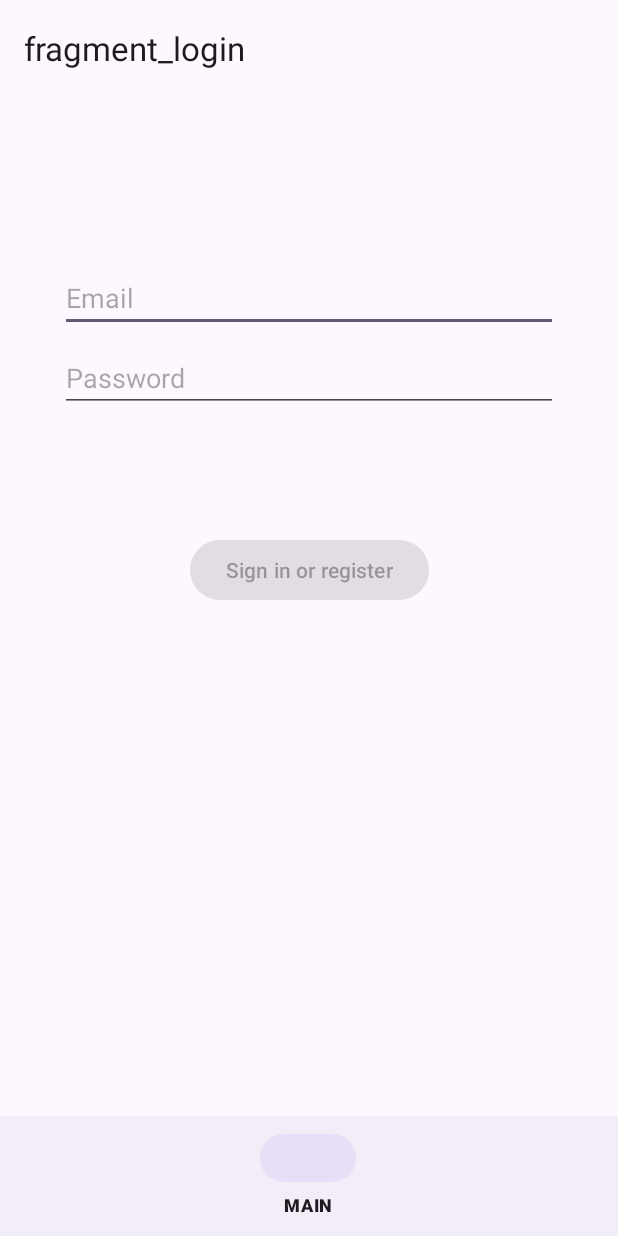
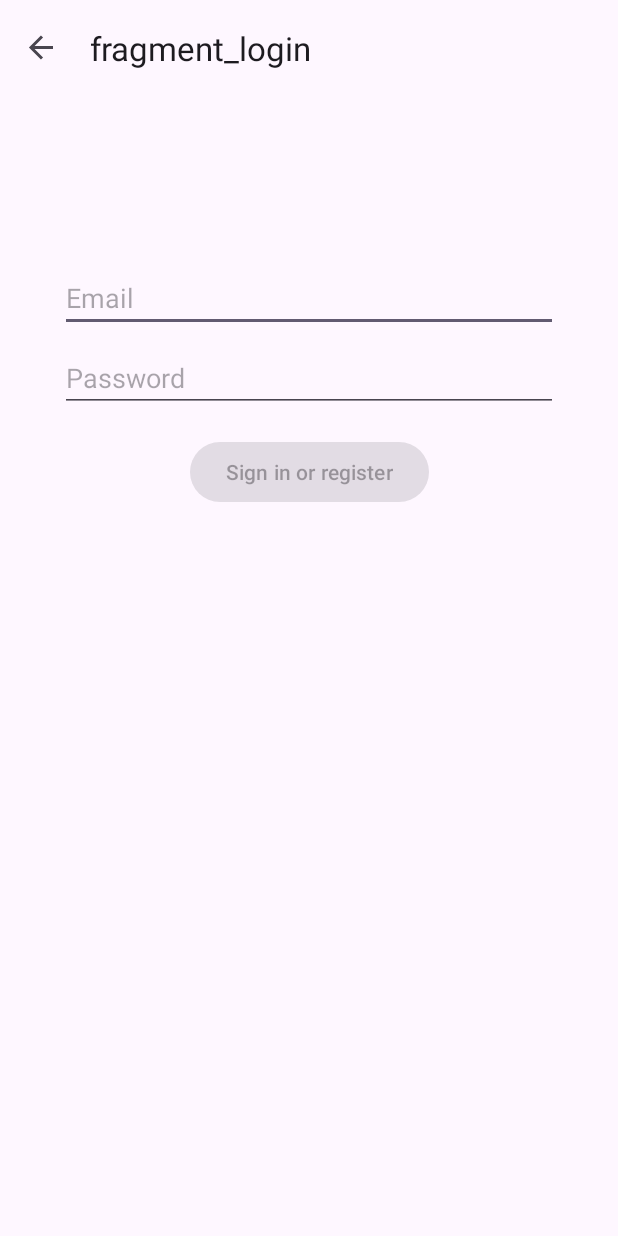
Before and after one commit to pjp13579/project-dam-2025, an Android app: the screen it shows after launch (MainActivity), on a phone screen of 412 x 824 dp. Run offline under Robolectric (Android 15) with nearby library versions, the phone set to English and light mode, and no system bars; our stand-ins replace navigation-ui.

Commit message:
Fixed wierd top bar behaviour.

```diff
--- a/PROJECT_DAM/app/src/main/java/com/ipt2025/project_dam/MainActivity.kt
+++ b/PROJECT_DAM/app/src/main/java/com/ipt2025/project_dam/MainActivity.kt
@@ -28,7 +28,8 @@ class MainActivity : AppCompatActivity() {
         val navHostFragment = supportFragmentManager
             .findFragmentById(R.id.main_fragment_container) as NavHostFragment
         val navController = navHostFragment.navController
-        appBarConfiguration = AppBarConfiguration(navController.graph)
+        val topLevelDestinations = setOf(R.id.dashboard, R.id.login)
+        val appBarConfiguration = AppBarConfiguration(topLevelDestinations)
         setupActionBarWithNavController(navController, appBarConfiguration)
     }
 }
--- a/PROJECT_DAM/app/src/main/res/layout/activity_main.xml
+++ b/PROJECT_DAM/app/src/main/res/layout/activity_main.xml
@@ -31,19 +31,9 @@
         android:layout_height="0dp"
         app:defaultNavHost="true"
         app:navGraph="@navigation/nav_graph"
-        app:layout_constraintBottom_toTopOf="@id/bottomNavigationView"
         app:layout_constraintEnd_toEndOf="parent"
         app:layout_constraintStart_toStartOf="parent"
         app:layout_constraintTop_toBottomOf="@id/appBarLayout"
         />
 
-    <com.google.android.material.bottomnavigation.BottomNavigationView
-        android:id="@+id/bottomNavigationView"
-        android:layout_width="0dp"
-        android:layout_height="wrap_content"
-        app:menu="@menu/bottom_bar"
-        app:layout_constraintBottom_toBottomOf="parent"
-        app:layout_constraintStart_toStartOf="parent"
-        app:layout_constraintEnd_toEndOf="parent" />
-
 </androidx.constraintlayout.widget.ConstraintLayout>
--- a/PROJECT_DAM/app/src/main/res/navigation/nav_graph.xml
+++ b/PROJECT_DAM/app/src/main/res/navigation/nav_graph.xml
@@ -11,7 +11,9 @@
         tools:layout="@layout/fragment_login" >
         <action
             android:id="@+id/action_loginFragment_to_dashboard"
-            app:destination="@id/dashboard" />
+            app:destination="@id/dashboard"
+            app:popUpTo="@id/loginFragment"
+            app:popUpToInclusive="false"/>
     </fragment>
     <fragment
         android:id="@+id/dashboard"
```
